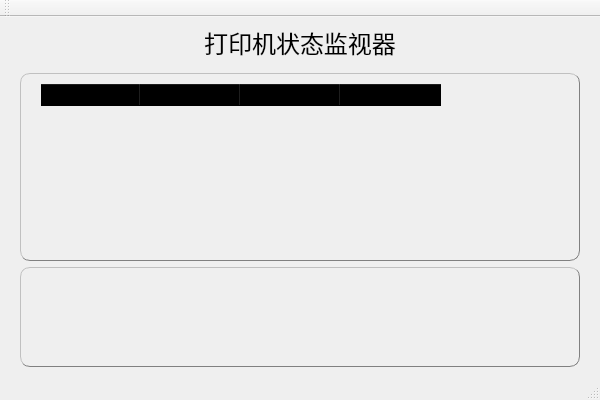
lzk/nezha, file common/stmui/mainwindow.ui: the form before one commit.
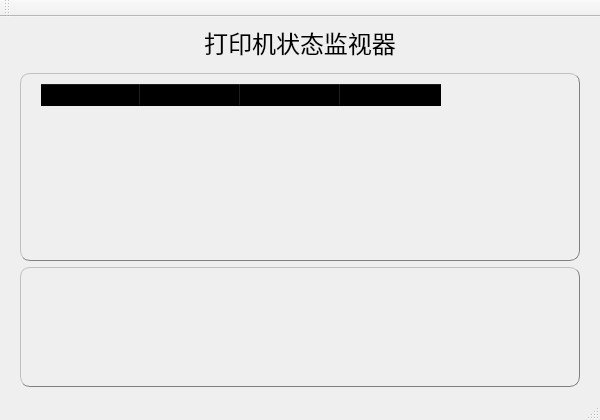
The form after the commit. Icons and pictures are not drawn.

Diff of the .ui file:
```diff
--- a/common/stmui/mainwindow.ui
+++ b/common/stmui/mainwindow.ui
@@ -7,19 +7,19 @@
     <x>0</x>
     <y>0</y>
     <width>600</width>
-    <height>400</height>
+    <height>420</height>
    </rect>
   </property>
   <property name="minimumSize">
    <size>
     <width>600</width>
-    <height>400</height>
+    <height>420</height>
    </size>
   </property>
   <property name="maximumSize">
    <size>
     <width>600</width>
-    <height>400</height>
+    <height>420</height>
    </size>
   </property>
   <property name="styleSheet">
@@ -292,13 +292,13 @@
       <property name="minimumSize">
        <size>
         <width>560</width>
-        <height>100</height>
+        <height>120</height>
        </size>
       </property>
       <property name="maximumSize">
        <size>
         <width>560</width>
-        <height>100</height>
+        <height>120</height>
        </size>
       </property>
       <layout class="QVBoxLayout" name="verticalLayout_2">
```
Left out of the diff: 5 changed lines with no effect on the pictures.
